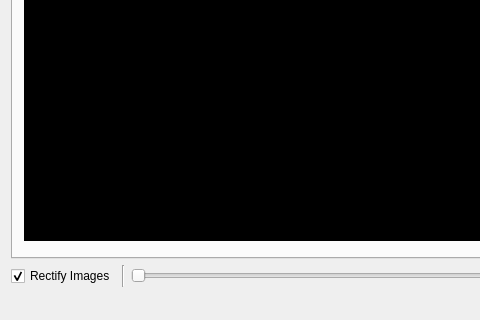
The window that src/mainwindow.ui (i3drobotics/stereo-vision-toolkit) describes before a commit, drawn with Qt 5; both pictures show x 0 to 480 and y 480 to 800 of the 1280 by 800 pixel window.
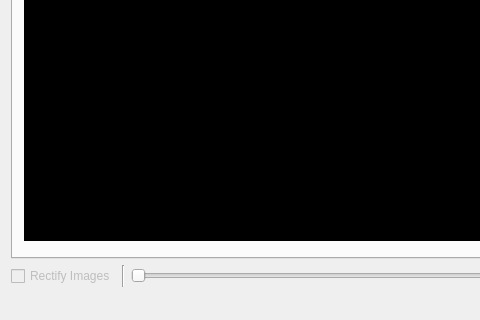
The same window after the commit.

```diff
--- a/src/mainwindow.ui
+++ b/src/mainwindow.ui
@@ -700,11 +700,14 @@
      <layout class="QHBoxLayout" name="horizontalLayout">
       <item>
        <widget class="QCheckBox" name="toggleRectifyCheckBox">
+        <property name="enabled">
+         <bool>false</bool>
+        </property>
         <property name="text">
          <string>Rectify Images</string>
         </property>
         <property name="checked">
-         <bool>true</bool>
+         <bool>false</bool>
         </property>
        </widget>
       </item>
```
